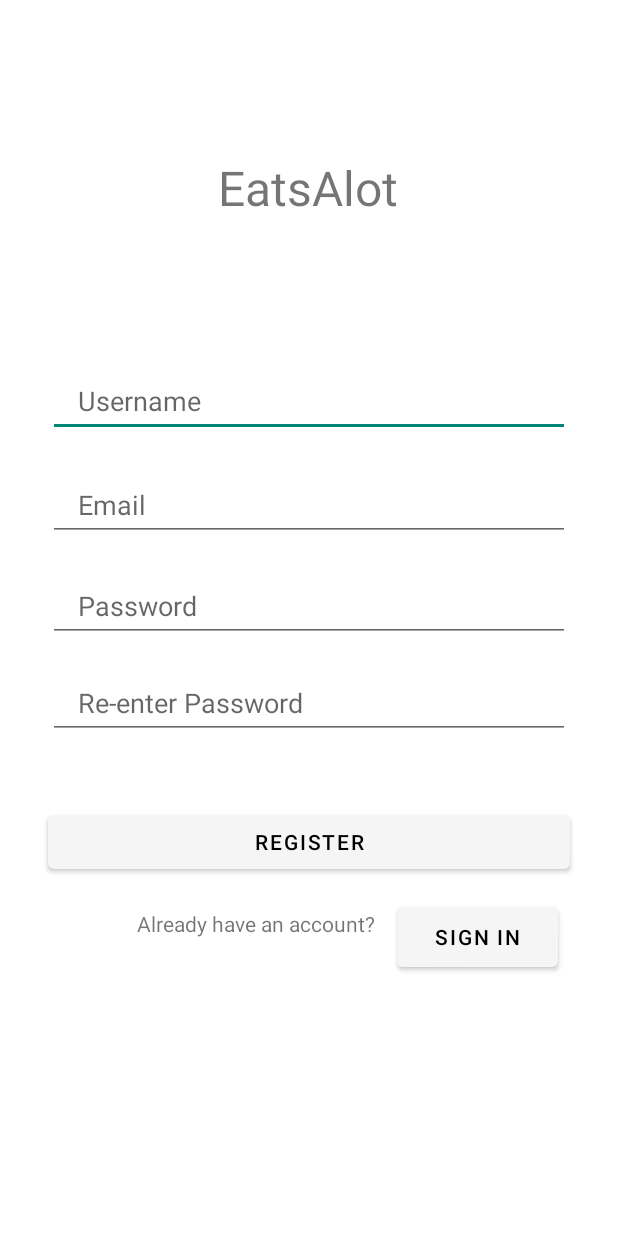
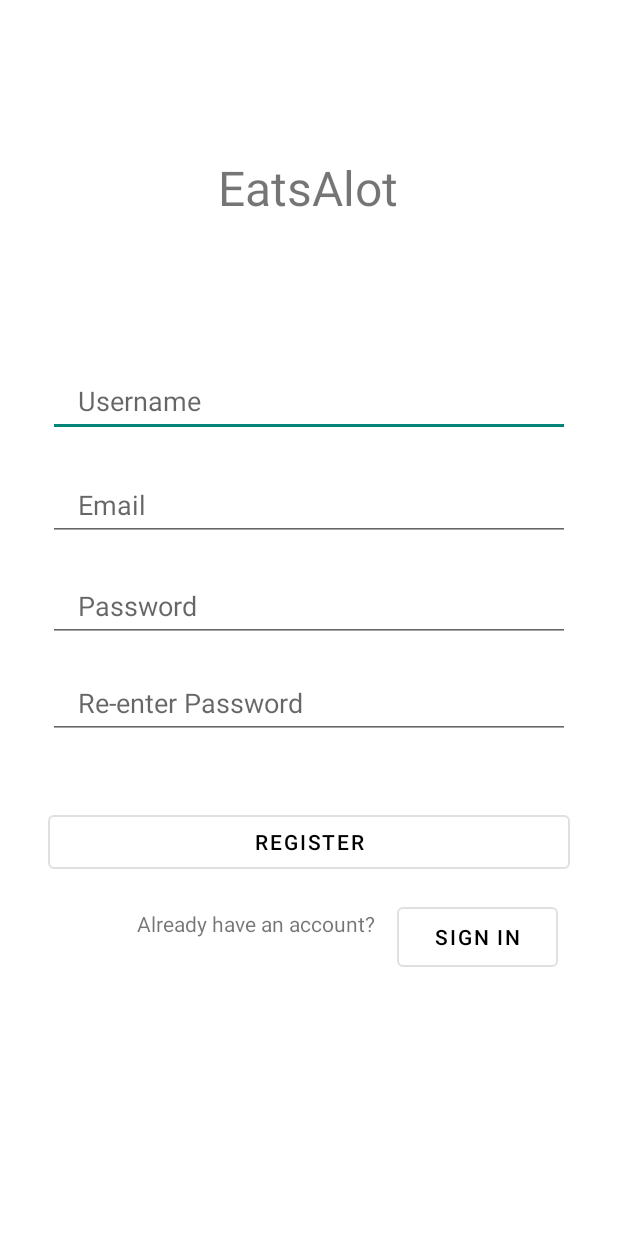
Before and after one commit to haider10954/MAD-Project, an Android app: the RegistrationActivity screen opened directly, with no data from a screen before it, on a phone screen of 412 x 824 dp. Run offline under Robolectric (Android 15) with nearby library versions, the phone set to English and light mode, and no system bars.

```diff
--- a/app/src/main/res/layout/activity_login2.xml
+++ b/app/src/main/res/layout/activity_login2.xml
@@ -64,6 +64,7 @@
         app:layout_constraintVertical_bias="0.432" />
 
     <Button
+        style="?attr/materialButtonOutlinedStyle"
         android:id="@+id/button_login"
         android:layout_width="0dp"
         android:layout_height="wrap_content"
@@ -102,6 +103,7 @@
         app:layout_constraintVertical_bias="0.696" />
 
     <Button
+        style="?attr/materialButtonOutlinedStyle"
         android:id="@+id/map"
         android:layout_width="0dp"
         android:layout_height="wrap_content"
--- a/app/src/main/res/layout/activity_registration.xml
+++ b/app/src/main/res/layout/activity_registration.xml
@@ -9,6 +9,7 @@
     android:theme="@style/Theme.AppCompat.DayNight.NoActionBar">
 
     <Button
+        style="?attr/materialButtonOutlinedStyle"
         android:id="@+id/sigintext"
         android:layout_width="107dp"
         android:layout_height="52dp"
@@ -78,6 +79,7 @@
         app:layout_constraintTop_toTopOf="parent"
         app:layout_constraintVertical_bias="0.397" />
     <Button
+        style="?attr/materialButtonOutlinedStyle"
         android:id="@+id/regButton"
         android:layout_width="0dp"
         android:layout_height="wrap_content"
```
